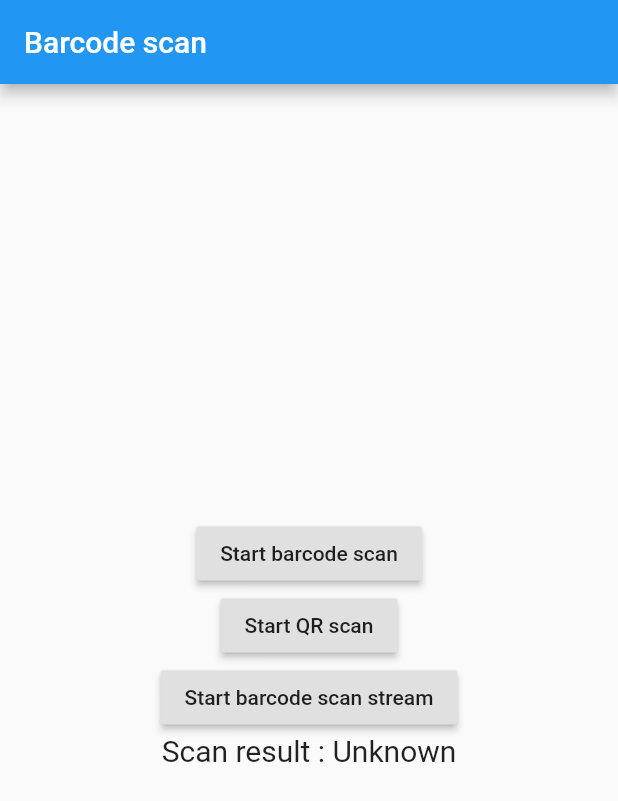
After one commit to zayro/FlutterDemos, a Flutter app: the screen it shows after launch, after a tap on "Abrir barcode scan", on a phone screen of 412 x 824 dp. The commit adds this screen. Shown: the top 801 px of the screen. Run offline on Flutter 3.47's test engine with Material 2 defaults, Android fonts, the phone set to English and light mode, and no system bars; our stand-ins replace google_maps_flutter; missing offline and left inert: flutter_barcode_scanner.

Commit message:
Nuevas dependeccias - agregar nuevo mapa - agregar scan code

```diff
--- a/lib/main.dart
+++ b/lib/main.dart
@@ -1,29 +1,50 @@
 import 'package:flutter/material.dart';
+import './pages/map.dart';
+import './pages/scan.dart';
 
 void main() => runApp(MyApp());
 
-class MyApp extends StatelessWidget {
-  final _contacts = ["Miguel", "Marlon", "Edwin"];
+class MyApp extends StatefulWidget {
+  @override
+  _MyAppState createState() => _MyAppState();
+}
+
+class _MyAppState extends State<MyApp> {
+  String _scanBarcode = 'Unknown';
+
+  @override
+  void initState() {
+    super.initState();
+  }
 
   @override
   Widget build(BuildContext context) {
     return MaterialApp(
-      title: 'Material App',
-      home: Scaffold(
-          appBar: AppBar(
-            title: Text('Material App Bar'),
-          ),
-          body: ListView(
-              /*  children: [
-              ListTile(
-                  title: Text("Marlon", style: TextStyle(fontSize: 20.0)),
-                  subtitle: Text("+573015862"),
-                  leading: Icon(Icons.access_alarm_sharp),
-                  trailing: Icon(Icons.access_alarm_sharp)),
-
-            ], */
-              children: List.generate(
-                  _contacts.length, (i) => Text('$i ${_contacts[i]}')))),
-    );
+        debugShowCheckedModeBanner: false,
+        home: Scaffold(
+            appBar: AppBar(title: const Text('Barcode scan')),
+            body: Builder(builder: (BuildContext context) {
+              return Container(
+                  alignment: Alignment.center,
+                  child: Flex(
+                      direction: Axis.vertical,
+                      mainAxisAlignment: MainAxisAlignment.center,
+                      children: <Widget>[
+                        RaisedButton(
+                            onPressed: () => Navigator.push(
+                                  context,
+                                  MaterialPageRoute(
+                                      builder: (context) => MyScan()),
+                                ),
+                            child: Text("Abrir barcode scan")),
+                        RaisedButton(
+                            onPressed: () => Navigator.push(
+                                  context,
+                                  MaterialPageRoute(
+                                      builder: (context) => MyMap()),
+                                ),
+                            child: Text("Abrir Mapa")),
+                      ]));
+            })));
   }
 }
--- /dev/null
+++ b/lib/pages/scan.dart
@@ -0,0 +1,95 @@
+import 'dart:async';
+
+import 'package:flutter/material.dart';
+import 'package:flutter/services.dart';
+import 'package:flutter_barcode_scanner/flutter_barcode_scanner.dart';
+
+class MyScan extends StatefulWidget {
+  @override
+  _MyScanState createState() => _MyScanState();
+}
+
+class _MyScanState extends State<MyScan> {
+  String _scanBarcode = 'Unknown';
+
+  @override
+  void initState() {
+    super.initState();
+  }
+
+  startBarcodeScanStream() async {
+    FlutterBarcodeScanner.getBarcodeStreamReceiver(
+            "#ff6666", "Cancel", true, ScanMode.BARCODE)
+        .listen((barcode) => print(barcode));
+  }
+
+  Future<void> scanQR() async {
+    String barcodeScanRes;
+    // Platform messages may fail, so we use a try/catch PlatformException.
+    try {
+      barcodeScanRes = await FlutterBarcodeScanner.scanBarcode(
+          "#ff6666", "Cancel", true, ScanMode.QR);
+      print(barcodeScanRes);
+    } on PlatformException {
+      barcodeScanRes = 'Failed to get platform version.';
+    }
+
+    // If the widget was removed from the tree while the asynchronous platform
+    // message was in flight, we want to discard the reply rather than calling
+    // setState to update our non-existent appearance.
+    if (!mounted) return;
+
+    setState(() {
+      _scanBarcode = barcodeScanRes;
+    });
+  }
+
+  // Platform messages are asynchronous, so we initialize in an async method.
+  Future<void> scanBarcodeNormal() async {
+    String barcodeScanRes;
+    // Platform messages may fail, so we use a try/catch PlatformException.
+    try {
+      barcodeScanRes = await FlutterBarcodeScanner.scanBarcode(
+          "#ff6666", "Cancel", true, ScanMode.BARCODE);
+      print(barcodeScanRes);
+    } on PlatformException {
+      barcodeScanRes = 'Failed to get platform version.';
+    }
+
+    // If the widget was removed from the tree while the asynchronous platform
+    // message was in flight, we want to discard the reply rather than calling
+    // setState to update our non-existent appearance.
+    if (!mounted) return;
+
+    setState(() {
+      _scanBarcode = barcodeScanRes;
+    });
+  }
+
+  @override
+  Widget build(BuildContext context) {
+    return MaterialApp(
+        home: Scaffold(
+            appBar: AppBar(title: const Text('Barcode scan')),
+            body: Builder(builder: (BuildContext context) {
+              return Container(
+                  alignment: Alignment.center,
+                  child: Flex(
+                      direction: Axis.vertical,
+                      mainAxisAlignment: MainAxisAlignment.center,
+                      children: <Widget>[
+                        RaisedButton(
+                            onPressed: () => scanBarcodeNormal(),
+                            child: Text("Start barcode scan")),
+                        RaisedButton(
+                            onPressed: () => scanQR(),
+                            child: Text("Start QR scan")),
+                        RaisedButton(
+                            onPressed: () => startBarcodeScanStream(),
+                            child: Text("Start barcode scan stream")),
+                        Text('Scan result : $_scanBarcode\n',
+                            style: TextStyle(fontSize: 20))
+                      ]));
+            })));
+  }
+}
--- a/pubspec.yaml
+++ b/pubspec.yaml
@@ -1,4 +1,4 @@
-name: listas
+name: dependencias
 description: A new Flutter project.
 
 # The following line prevents the package from being accidentally published to
@@ -23,6 +23,9 @@ environment:
 dependencies:
   flutter:
     sdk: flutter
+
+  flutter_barcode_scanner: ^1.0.1
+  google_maps_flutter: ^1.0.6
 
 
   # The following adds the Cupertino Icons font to your application.
```
Also changed, not shown: lib/pages/map.dart (added, +66 -0 lines), pubspec.lock, 10 other files.
